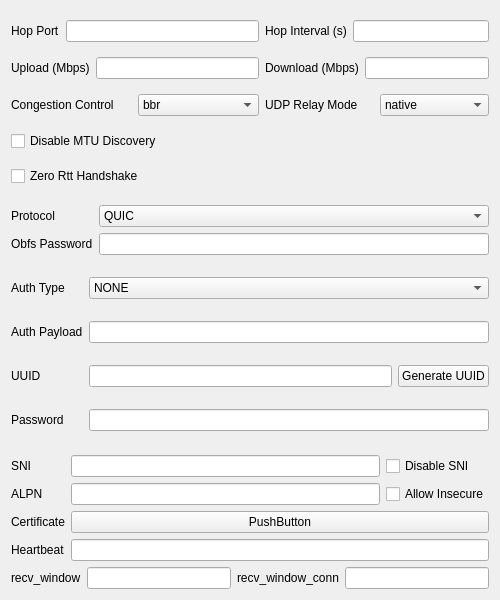
Before: the Qt Designer form ui/edit/edit_quic.ui in MatsuriDayo/nekoray, drawn with Qt 5.
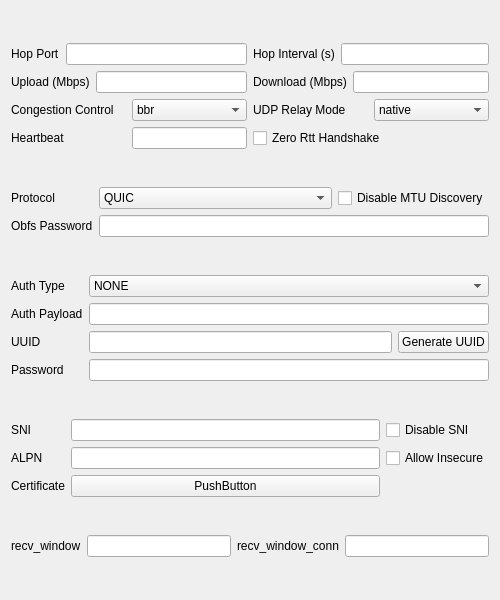
After: the same form once the commit is applied. Custom widgets are drawn as their Qt base class.

Patch:
```diff
--- a/ui/edit/edit_quic.ui
+++ b/ui/edit/edit_quic.ui
@@ -13,9 +13,155 @@
   <property name="windowTitle">
    <string notr="true">EditHysteria</string>
   </property>
-  <layout class="QGridLayout" name="gridLayout">
-   <item row="2" column="0" colspan="2">
+  <layout class="QVBoxLayout" name="verticalLayout">
+   <item>
+    <layout class="QGridLayout" name="upBox">
+     <item row="1" column="1">
+      <layout class="QHBoxLayout" name="downloadMbpsLay">
+       <item>
+        <widget class="QLabel" name="downloadMbps_l">
+         <property name="text">
+          <string>Download (Mbps)</string>
+         </property>
+        </widget>
+       </item>
+       <item>
+        <widget class="MyLineEdit" name="downloadMbps"/>
+       </item>
+      </layout>
+     </item>
+     <item row="0" column="0">
+      <layout class="QHBoxLayout" name="hopPortLay">
+       <item>
+        <widget class="QLabel" name="hopPort_l">
+         <property name="text">
+          <string>Hop Port</string>
+         </property>
+        </widget>
+       </item>
+       <item>
+        <widget class="MyLineEdit" name="hopPort"/>
+       </item>
+      </layout>
+     </item>
+     <item row="2" column="1">
+      <layout class="QHBoxLayout" name="udpRelayModeLay">
+       <item>
+        <widget class="QLabel" name="udpRelayMode_l">
+         <property name="text">
+          <string>UDP Relay Mode</string>
+         </property>
+        </widget>
+       </item>
+       <item>
+        <widget class="QComboBox" name="udpRelayMode">
+         <item>
+          <property name="text">
+           <string notr="true">native</string>
+          </property>
+         </item>
+         <item>
+          <property name="text">
+           <string notr="true">quic</string>
+          </property>
+         </item>
+        </widget>
+       </item>
+      </layout>
+     </item>
+     <item row="2" column="0">
+      <layout class="QHBoxLayout" name="congestionControlLay">
+       <item>
+        <widget class="QLabel" name="congestionControl_l">
+         <property name="text">
+          <string>Congestion Control</string>
+         </property>
+        </widget>
+       </item>
+       <item>
+        <widget class="QComboBox" name="congestionControl">
+         <item>
+          <property name="text">
+           <string notr="true">bbr</string>
+          </property>
+         </item>
+         <item>
+          <property name="text">
+           <string notr="true">cubic</string>
+          </property>
+         </item>
+         <item>
+          <property name="text">
+           <string notr="true">new_reno</string>
+          </property>
+         </item>
+        </widget>
+       </item>
+      </layout>
+     </item>
+     <item row="1" column="0">
+      <layout class="QHBoxLayout" name="uploadMbpsLay">
+       <item>
+        <widget class="QLabel" name="uploadMbps_l">
+         <property name="text">
+          <string>Upload (Mbps)</string>
+         </property>
+        </widget>
+       </item>
+       <item>
+        <widget class="MyLineEdit" name="uploadMbps"/>
+       </item>
+      </layout>
+     </item>
+     <item row="0" column="1">
+      <layout class="QHBoxLayout" name="hopIntervalLay">
+       <item>
+        <widget class="QLabel" name="hopInterval_l">
+         <property name="text">
+          <string>Hop Interval (s)</string>
+         </property>
+        </widget>
+       </item>
+       <item>
+        <widget class="MyLineEdit" name="hopInterval"/>
+       </item>
+      </layout>
+     </item>
+     <item row="3" column="1">
+      <widget class="QCheckBox" name="zeroRttHandshake">
+       <property name="text">
+        <string>Zero Rtt Handshake</string>
+       </property>
+      </widget>
+     </item>
+     <item row="3" column="0">
+      <layout class="QHBoxLayout" name="heartbeatLay">
+       <item>
+        <widget class="QLabel" name="heartbeat_l">
+         <property name="text">
+          <string>Heartbeat</string>
+         </property>
+        </widget>
+       </item>
+       <item>
+        <widget class="MyLineEdit" name="heartbeat">
+         <property name="sizePolicy">
+          <sizepolicy hsizetype="Preferred" vsizetype="Fixed">
+           <horstretch>0</horstretch>
+           <verstretch>0</verstretch>
+          </sizepolicy>
+         </property>
+        </widget>
+       </item>
+      </layout>
+     </item>
+    </layout>
+   </item>
+   <item>
     <layout class="QGridLayout" name="obfuscation">
+     <item row="1" column="1">
+      <widget class="MyLineEdit" name="obfsPassword"/>
+     </item>
      <item row="1" column="0">
       <widget class="QLabel" name="obfsPassword_l">
        <property name="text">
@@ -23,28 +169,6 @@
        </property>
       </widget>
      </item>
-     <item row="0" column="1">
-      <widget class="QComboBox" name="protocol">
-       <item>
-        <property name="text">
-         <string notr="true">QUIC</string>
-        </property>
-       </item>
-       <item>
-        <property name="text">
-         <string notr="true">FakeTCP</string>
-        </property>
-       </item>
-       <item>
-        <property name="text">
-         <string notr="true">wechat-video</string>
-        </property>
-       </item>
-      </widget>
-     </item>
-     <item row="1" column="1">
-      <widget class="MyLineEdit" name="obfsPassword"/>
-     </item>
      <item row="0" column="0">
       <widget class="QLabel" name="protocol_l">
        <property name="text">
@@ -52,70 +176,57 @@
        </property>
       </widget>
      </item>
-    </layout>
-   </item>
-   <item row="10" column="0" colspan="2">
-    <layout class="QGridLayout" name="TLS">
      <item row="0" column="1">
-      <widget class="MyLineEdit" name="sni"/>
-     </item>
-     <item row="1" column="2">
-      <widget class="QCheckBox" name="allowInsecure">
-       <property name="text">
-        <string>Allow Insecure</string>
-       </property>
-      </widget>
-     </item>
-     <item row="0" column="0">
-      <widget class="QLabel" name="sni_l">
-       <property name="text">
-        <string>SNI</string>
-       </property>
-      </widget>
-     </item>
-     <item row="2" column="0">
-      <widget class="QLabel" name="certificate_l">
-       <property name="text">
-        <string>Certificate</string>
-       </property>
-      </widget>
-     </item>
-     <item row="2" column="1" colspan="2">
-      <widget class="QPushButton" name="certificate">
-       <property name="text">
-        <string notr="true">PushButton</string>
-       </property>
-      </widget>
-     </item>
-     <item row="1" column="1">
-      <widget class="MyLineEdit" name="alpn"/>
-     </item>
-     <item row="1" column="0">
-      <widget class="QLabel" name="alpn_l">
-       <property name="toolTip">
-        <string notr="true">Only 1 value</string>
-       </property>
-       <property name="text">
-        <string notr="true">ALPN</string>
-       </property>
-      </widget>
-     </item>
-     <item row="0" column="2">
-      <widget class="QCheckBox" name="disableSni">
-       <property name="text">
-        <string>Disable SNI</string>
-       </property>
-      </widget>
+      <layout class="QHBoxLayout" name="horizontalLayout_2">
+       <item>
+        <widget class="QComboBox" name="protocol">
+         <item>
+          <property name="text">
+           <string notr="true">QUIC</string>
+          </property>
+         </item>
+         <item>
+          <property name="text">
+           <string notr="true">FakeTCP</string>
+          </property>
+         </item>
+         <item>
+          <property name="text">
+           <string notr="true">wechat-video</string>
+          </property>
+         </item>
+        </widget>
+       </item>
+       <item>
+        <widget class="QCheckBox" name="disableMtuDiscovery">
+         <property name="sizePolicy">
+          <sizepolicy hsizetype="Maximum" vsizetype="Fixed">
+           <horstretch>0</horstretch>
+           <verstretch>0</verstretch>
+          </sizepolicy>
+         </property>
+         <property name="text">
+          <string>Disable MTU Discovery</string>
+         </property>
+        </widget>
+       </item>
+      </layout>
      </item>
     </layout>
    </item>
-   <item row="3" column="0" rowspan="2" colspan="2">
+   <item>
     <layout class="QGridLayout" name="authentication">
      <item row="2" column="1">
       <widget class="MyLineEdit" name="uuid"/>
      </item>
      <item row="0" column="0">
       <widget class="QLabel" name="authPayloadType_l">
+       <property name="sizePolicy">
+        <sizepolicy hsizetype="Maximum" vsizetype="Preferred">
+         <horstretch>0</horstretch>
+         <verstretch>0</verstretch>
+        </sizepolicy>
+       </property>
        <property name="text">
         <string>Auth Type</string>
        </property>
@@ -123,6 +234,12 @@
      </item>
      <item row="1" column="0">
       <widget class="QLabel" name="authPayload_l">
+       <property name="sizePolicy">
+        <sizepolicy hsizetype="Preferred" vsizetype="Maximum">
+         <horstretch>0</horstretch>
+         <verstretch>0</verstretch>
+        </sizepolicy>
+       </property>
        <property name="text">
         <string>Auth Payload</string>
        </property>
@@ -130,6 +247,12 @@
      </item>
      <item row="3" column="0">
       <widget class="QLabel" name="password_l">
+       <property name="sizePolicy">
+        <sizepolicy hsizetype="Preferred" vsizetype="Maximum">
+         <horstretch>0</horstretch>
+         <verstretch>0</verstretch>
+        </sizepolicy>
+       </property>
        <property name="text">
         <string>Password</string>
        </property>
@@ -137,6 +260,12 @@
      </item>
      <item row="2" column="0">
       <widget class="QLabel" name="uuid_l">
+       <property name="sizePolicy">
+        <sizepolicy hsizetype="Preferred" vsizetype="Maximum">
+         <horstretch>0</horstretch>
+         <verstretch>0</verstretch>
+        </sizepolicy>
+       </property>
        <property name="text">
         <string notr="true">UUID</string>
        </property>
@@ -176,17 +305,75 @@
      </item>
     </layout>
    </item>
-   <item row="11" column="0">
-    <widget class="QLabel" name="heartbeat_l">
-     <property name="text">
-      <string>Heartbeat</string>
-     </property>
-    </widget>
+   <item>
+    <layout class="QGridLayout" name="TLS" rowstretch="0,0,0">
+     <item row="2" column="0">
+      <widget class="QLabel" name="certificate_l">
+       <property name="text">
+        <string>Certificate</string>
+       </property>
+      </widget>
+     </item>
+     <item row="2" column="1">
+      <widget class="QPushButton" name="certificate">
+       <property name="text">
+        <string notr="true">PushButton</string>
+       </property>
+      </widget>
+     </item>
+     <item row="1" column="1">
+      <widget class="MyLineEdit" name="alpn"/>
+     </item>
+     <item row="0" column="2">
+      <widget class="QCheckBox" name="disableSni">
+       <property name="text">
+        <string>Disable SNI</string>
+       </property>
+      </widget>
+     </item>
+     <item row="0" column="1">
+      <widget class="MyLineEdit" name="sni"/>
+     </item>
+     <item row="1" column="0">
+      <widget class="QLabel" name="alpn_l">
+       <property name="text">
+        <string notr="true">ALPN</string>
+       </property>
+      </widget>
+     </item>
+     <item row="1" column="2">
+      <widget class="QCheckBox" name="allowInsecure">
+       <property name="text">
+        <string>Allow Insecure</string>
+       </property>
+      </widget>
+     </item>
+     <item row="2" column="2">
+      <spacer name="horizontalSpacer">
+       <property name="orientation">
+        <enum>Qt::Horizontal</enum>
+       </property>
+       <property name="sizeType">
+        <enum>QSizePolicy::Maximum</enum>
+       </property>
+       <property name="sizeHint" stdset="0">
+        <size>
+         <width>40</width>
+         <height>20</height>
+        </size>
+       </property>
+      </spacer>
+     </item>
+     <item row="0" column="0">
+      <widget class="QLabel" name="sni_l">
+       <property name="text">
+        <string>SNI</string>
+       </property>
+      </widget>
+     </item>
+    </layout>
    </item>
-   <item row="11" column="1">
-    <widget class="MyLineEdit" name="heartbeat"/>
-   </item>
-   <item row="13" column="0" colspan="2">
+   <item>
     <layout class="QHBoxLayout" name="flowControlWindow">
      <item>
       <widget class="QLabel" name="streamReceiveWindow_l">
@@ -210,141 +397,6 @@
      </item>
     </layout>
    </item>
-   <item row="0" column="0" rowspan="2" colspan="2">
-    <layout class="QGridLayout" name="speed">
-     <item row="3" column="0" colspan="3">
-      <widget class="QCheckBox" name="disableMtuDiscovery">
-       <property name="sizePolicy">
-        <sizepolicy hsizetype="Maximum" vsizetype="Fixed">
-         <horstretch>0</horstretch>
-         <verstretch>0</verstretch>
-        </sizepolicy>
-       </property>
-       <property name="text">
-        <string>Disable MTU Discovery</string>
-       </property>
-      </widget>
-     </item>
-     <item row="4" column="0">
-      <widget class="QCheckBox" name="zeroRttHandshake">
-       <property name="text">
-        <string>Zero Rtt Handshake</string>
-       </property>
-      </widget>
-     </item>
-     <item row="0" column="0" colspan="2">
-      <layout class="QHBoxLayout" name="hopPortLay">
-       <item>
-        <widget class="QLabel" name="hopPort_l">
-         <property name="text">
-          <string>Hop Port</string>
-         </property>
-        </widget>
-       </item>
-       <item>
-        <widget class="MyLineEdit" name="hopPort"/>
-       </item>
-      </layout>
-     </item>
-     <item row="0" column="2" colspan="2">
-      <layout class="QHBoxLayout" name="hopIntervalLay">
-       <item>
-        <widget class="QLabel" name="hopInterval_l">
-         <property name="text">
-          <string>Hop Interval (s)</string>
-         </property>
-        </widget>
-       </item>
-       <item>
-        <widget class="MyLineEdit" name="hopInterval"/>
-       </item>
-      </layout>
-     </item>
-     <item row="1" column="0" colspan="2">
-      <layout class="QHBoxLayout" name="uploadMbpsLay">
-       <item>
-        <widget class="QLabel" name="uploadMbps_l">
-         <property name="text">
-          <string>Upload (Mbps)</string>
-         </property>
-        </widget>
-       </item>
-       <item>
-        <widget class="MyLineEdit" name="uploadMbps"/>
-       </item>
-      </layout>
-     </item>
-     <item row="1" column="2" colspan="2">
-      <layout class="QHBoxLayout" name="downloadMbpsLay">
-       <item>
-        <widget class="QLabel" name="downloadMbps_l">
-         <property name="text">
-          <string>Download (Mbps)</string>
-         </property>
-        </widget>
-       </item>
-       <item>
-        <widget class="MyLineEdit" name="downloadMbps"/>
-       </item>
-      </layout>
-     </item>
-     <item row="2" column="0" colspan="2">
-      <layout class="QHBoxLayout" name="congestionControlLay">
-       <item>
-        <widget class="QLabel" name="congestionControl_l">
-         <property name="text">
-          <string>Congestion Control</string>
-         </property>
-        </widget>
-       </item>
-       <item>
-        <widget class="QComboBox" name="congestionControl">
-         <item>
-          <property name="text">
-           <string notr="true">bbr</string>
-          </property>
-         </item>
-         <item>
-          <property name="text">
-           <string notr="true">cubic</string>
-          </property>
-         </item>
-         <item>
-          <property name="text">
-           <string notr="true">new_reno</string>
-          </property>
-         </item>
-        </widget>
-       </item>
-      </layout>
-     </item>
-     <item row="2" column="2" colspan="2">
-      <layout class="QHBoxLayout" name="udpRelayModeLay">
-       <item>
-        <widget class="QLabel" name="udpRelayMode_l">
-         <property name="text">
-          <string>UDP Relay Mode</string>
-         </property>
-        </widget>
-       </item>
-       <item>
-        <widget class="QComboBox" name="udpRelayMode">
-         <item>
-          <property name="text">
-           <string notr="true">native</string>
-          </property>
-         </item>
-         <item>
-          <property name="text">
-           <string notr="true">quic</string>
-          </property>
-         </item>
-        </widget>
-       </item>
-      </layout>
-     </item>
-    </layout>
-   </item>
   </layout>
  </widget>
  <customwidgets>
```
Left out of the diff: 25 changed lines with no effect on the pictures.
